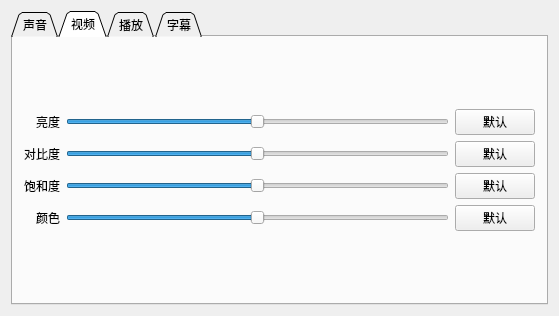
Above: Client/GPlayer/ui/VideoCtrl.ui from gtoo8888/GPlayer before the change. Below: the same form after it.
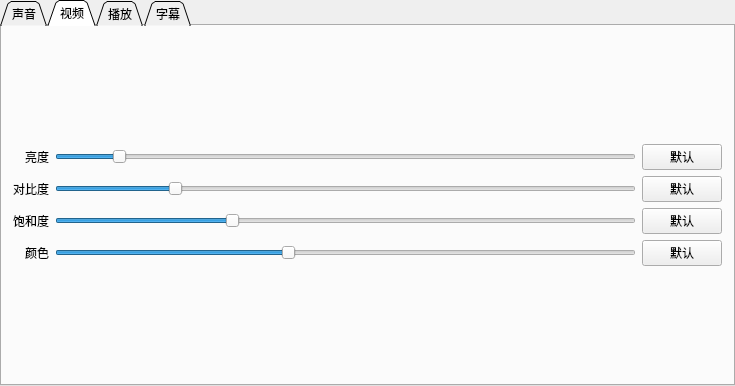
That is the form after the change.

The edit to the form file:
```diff
--- a/Client/GPlayer/ui/VideoCtrl.ui
+++ b/Client/GPlayer/ui/VideoCtrl.ui
@@ -6,17 +6,30 @@
    <rect>
     <x>0</x>
     <y>0</y>
-    <width>559</width>
-    <height>316</height>
+    <width>735</width>
+    <height>386</height>
    </rect>
   </property>
   <property name="windowTitle">
    <string>控制窗口</string>
   </property>
-  <layout class="QGridLayout" name="gridLayout_4">
-   <item row="0" column="0">
-    <layout class="QGridLayout" name="gridLayout">
-     <item row="0" column="0">
+  <layout class="QVBoxLayout" name="verticalLayout">
+   <property name="spacing">
+    <number>0</number>
+   </property>
+   <property name="leftMargin">
+    <number>0</number>
+   </property>
+   <property name="topMargin">
+    <number>0</number>
+   </property>
+   <property name="rightMargin">
+    <number>0</number>
+   </property>
+   <property name="bottomMargin">
+    <number>0</number>
+   </property>
+   <item>
       <widget class="QTabWidget" name="tabWidget">
        <property name="tabPosition">
         <enum>QTabWidget::North</enum>
@@ -211,6 +224,20 @@
              </property>
             </widget>
            </item>
+         <item row="3" column="2">
+          <widget class="QPushButton" name="brnDefaultColor">
+           <property name="text">
+            <string>默认</string>
+           </property>
+          </widget>
+         </item>
+         <item row="1" column="2">
+          <widget class="QPushButton" name="brnDefaultContrast">
+           <property name="text">
+            <string>默认</string>
+           </property>
+          </widget>
+         </item>
            <item row="3" column="0" alignment="Qt::AlignRight">
             <widget class="QLabel" name="labelColor">
              <property name="text">
@@ -218,19 +245,6 @@
              </property>
             </widget>
            </item>
-           <item row="0" column="1">
-            <widget class="QSlider" name="sliderBrightness">
-             <property name="maximum">
-              <number>100</number>
-             </property>
-             <property name="value">
-              <number>50</number>
-             </property>
-             <property name="orientation">
-              <enum>Qt::Horizontal</enum>
-             </property>
-            </widget>
-           </item>
            <item row="0" column="2">
             <widget class="QPushButton" name="pushButtonDefaultBrightness">
              <property name="text">
@@ -238,27 +252,20 @@
              </property>
             </widget>
            </item>
-           <item row="1" column="2">
-            <widget class="QPushButton" name="pushButtonDefaultContrast">
+         <item row="2" column="0" alignment="Qt::AlignRight">
+          <widget class="QLabel" name="labelSaturation">
              <property name="text">
-              <string>默认</string>
+            <string>饱和度</string>
              </property>
             </widget>
            </item>
-           <item row="3" column="2">
-            <widget class="QPushButton" name="pushButtonDefaultColor">
-             <property name="text">
-              <string>默认</string>
-             </property>
-            </widget>
-           </item>
-           <item row="2" column="1">
-            <widget class="QSlider" name="slideSaturation">
+         <item row="1" column="1">
+          <widget class="QSlider" name="sldContrast">
              <property name="maximum">
               <number>100</number>
              </property>
              <property name="value">
-              <number>50</number>
+            <number>20</number>
              </property>
              <property name="orientation">
               <enum>Qt::Horizontal</enum>
@@ -277,7 +284,20 @@
               <number>100</number>
              </property>
              <property name="value">
-              <number>50</number>
+            <number>40</number>
+           </property>
+           <property name="orientation">
+            <enum>Qt::Horizontal</enum>
+           </property>
+          </widget>
+         </item>
+         <item row="2" column="1">
+          <widget class="QSlider" name="sldSaturation">
+           <property name="maximum">
+            <number>100</number>
+           </property>
+           <property name="value">
+            <number>30</number>
              </property>
              <property name="orientation">
               <enum>Qt::Horizontal</enum>
@@ -291,26 +311,6 @@
              </property>
             </widget>
            </item>
-           <item row="1" column="1">
-            <widget class="QSlider" name="sliderContrast">
-             <property name="maximum">
-              <number>100</number>
-             </property>
-             <property name="value">
-              <number>50</number>
-             </property>
-             <property name="orientation">
-              <enum>Qt::Horizontal</enum>
-             </property>
-            </widget>
-           </item>
-           <item row="2" column="0" alignment="Qt::AlignRight">
-            <widget class="QLabel" name="labelSaturation">
-             <property name="text">
-              <string>饱和度</string>
-             </property>
-            </widget>
-           </item>
            <item row="2" column="2">
             <widget class="QPushButton" name="pushButtonDefaultSaturation">
              <property name="text">
@@ -318,6 +318,19 @@
              </property>
             </widget>
            </item>
+         <item row="0" column="1">
+          <widget class="QSlider" name="sldBrightness">
+           <property name="maximum">
+            <number>100</number>
+           </property>
+           <property name="value">
+            <number>10</number>
+           </property>
+           <property name="orientation">
+            <enum>Qt::Horizontal</enum>
+           </property>
+          </widget>
+         </item>
           </layout>
          </item>
         </layout>
@@ -418,8 +431,6 @@
         </attribute>
        </widget>
       </widget>
-     </item>
-    </layout>
    </item>
   </layout>
  </widget>
```
Left out of the diff: 30 changed lines with no effect on the pictures. Lines whose indentation alone changed are shown as unchanged.
